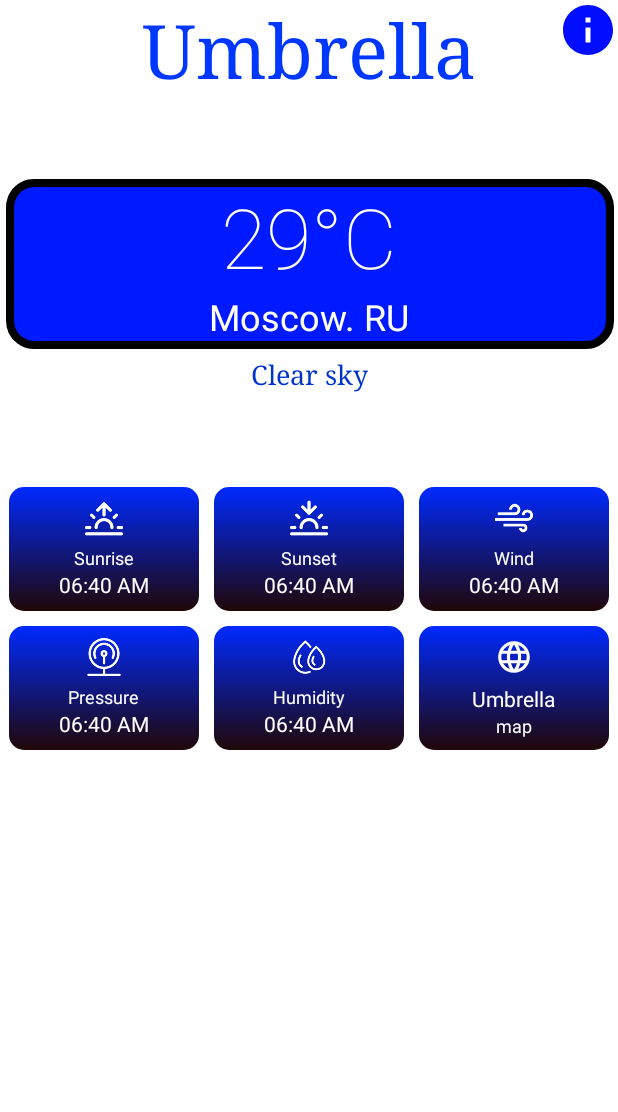
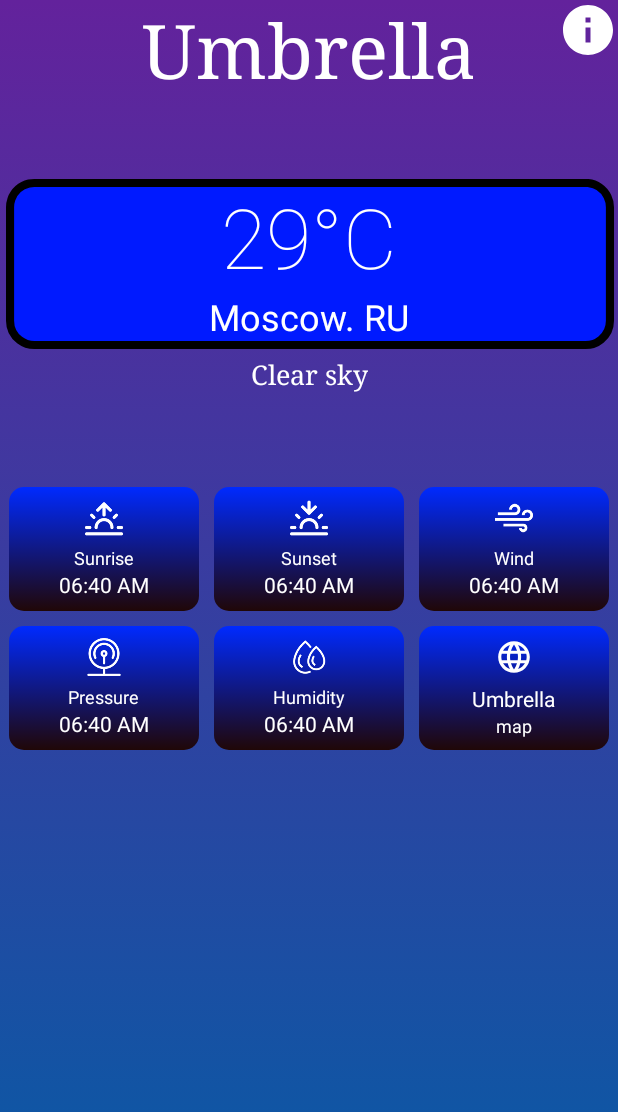
Before and after one commit to ThomasMSHKV/Umbrella, an Android app: the fragment FirstFragment shown on its own in the app's theme, on a phone screen of 412 x 824 dp. Shown: the top 1112 px of the screen. Run offline under Robolectric (Android 15) with nearby library versions, the light colour scheme and no system bars.

Commit message:
new Background(blue)

```diff
--- a/app/src/main/java/com/example/umbrella/ui/MainActivity.kt
+++ b/app/src/main/java/com/example/umbrella/ui/MainActivity.kt
@@ -16,8 +16,6 @@ class MainActivity : AppCompatActivity() {
             .add(R.id.fragmentContainer,StartFragment())
             .commit()
 
-
-
     }
 
 }
--- /dev/null
+++ b/app/src/main/res/drawable-v24/style_background.xml
@@ -0,0 +1,13 @@
+<?xml version="1.0" encoding="utf-8"?>
+<selector xmlns:android="http://schemas.android.com/apk/res/android">
+    <item>
+        <shape
+            android:shape="rectangle">
+
+            <gradient
+                android:startColor="#075BA5"
+                android:endColor="#63229C"
+                android:angle="90"/>
+        </shape>
+    </item>
+</selector>
--- a/app/src/main/res/drawable/edits.xml
+++ b/app/src/main/res/drawable/edits.xml
@@ -5,7 +5,7 @@
         <shape
             android:shape="rectangle">
             <solid
-                android:color="#17119C"/>
+                android:color="#2D298F"/>
             <corners
                 android:radius="35dp"/>
             <size
@@ -25,7 +25,7 @@
         <shape
             android:shape="rectangle">
             <solid
-                android:color="#080467"/>
+                android:color="#1D1A6E"/>
             <corners
                 android:radius="35dp"/>
             <size
--- a/app/src/main/res/drawable/info_bt.xml
+++ b/app/src/main/res/drawable/info_bt.xml
@@ -3,7 +3,7 @@
     android:height="24dp"
     android:viewportWidth="24"
     android:viewportHeight="24"
-    android:tint="#000DFF">
+    android:tint="#FFFFFF">
   <path
 
       android:fillColor="@android:color/primary_text_light_nodisable"
--- a/app/src/main/res/layout/fragment_first.xml
+++ b/app/src/main/res/layout/fragment_first.xml
@@ -5,7 +5,7 @@
     xmlns:tools="http://schemas.android.com/tools"
     android:layout_width="match_parent"
     android:layout_height="match_parent"
-    android:background="#FFFFFF"
+    android:background="@drawable/style_background"
     tools:context=".fragments.FirstFragment">
 
     <Button
@@ -35,7 +35,7 @@
         android:layout_height="wrap_content"
         android:fontFamily="serif"
         android:text="Umbrella"
-        android:textColor="#0037FF"
+        android:textColor="#FFFFFF"
         android:textSize="50sp"
         app:layout_constraintEnd_toEndOf="parent"
         app:layout_constraintStart_toStartOf="parent"
@@ -72,7 +72,7 @@
         android:layout_width="wrap_content"
         android:layout_height="wrap_content"
         android:text="Clear sky"
-        android:textColor="#0033CC"
+        android:textColor="#FFFFFF"
         android:textSize="18dp"
         android:fontFamily="serif"
         android:layout_marginTop="10dp"
@@ -105,7 +105,7 @@
                 android:layout_width="0dp"
                 android:layout_height="wrap_content"
                 android:layout_weight="1"
-                android:background="@drawable/info_bacground"
+                android:background="@drawable/design_background"
                 android:gravity="center"
                 android:orientation="vertical"
                 android:padding="8dp">
@@ -148,7 +148,7 @@
                 android:layout_width="0dp"
                 android:layout_height="wrap_content"
                 android:layout_weight="1"
-                android:background="@drawable/info_bacground"
+                android:background="@drawable/design_background"
                 android:gravity="center"
                 android:orientation="vertical"
                 android:padding="8dp">
@@ -188,7 +188,7 @@
                 android:layout_width="0dp"
                 android:layout_height="wrap_content"
                 android:layout_weight="1"
-                android:background="@drawable/info_bacground"
+                android:background="@drawable/design_background"
                 android:gravity="center"
                 android:orientation="vertical"
                 android:padding="8dp">
@@ -197,7 +197,7 @@
                     android:layout_width="25dp"
                     android:layout_height="25dp"
                     android:src="@drawable/wind"
-                    app:tint="#FFFFFF" />
+                    app:tint="#FFFFFF"/>
 
                 <Space
                     android:layout_width="wrap_content"
@@ -235,7 +235,7 @@
                 android:layout_width="0dp"
                 android:layout_height="wrap_content"
                 android:layout_weight="1"
-                android:background="@drawable/info_bacground"
+                android:background="@drawable/design_background"
                 android:gravity="center"
                 android:orientation="vertical"
                 android:padding="8dp">
@@ -255,7 +255,7 @@
                     android:layout_height="wrap_content"
                     android:text="Pressure"
                     android:textColor="@android:color/white"
-                    android:textSize="12dp" />
+                    android:textSize="12dp"/>
 
                 <TextView
                     android:id="@+id/pressure"
@@ -263,19 +263,19 @@
                     android:layout_height="wrap_content"
                     android:text="06:40 AM"
                     android:textColor="@android:color/white"
-                    android:textSize="14dp" />
+                    android:textSize="14dp"/>
 
             </LinearLayout>
 
             <Space
                 android:layout_width="10dp"
-                android:layout_height="wrap_content" />
+                android:layout_height="wrap_content"/>
 
             <LinearLayout
                 android:layout_width="0dp"
                 android:layout_height="wrap_content"
                 android:layout_weight="1"
-                android:background="@drawable/info_bacground"
+                android:background="@drawable/design_background"
                 android:gravity="center"
                 android:orientation="vertical"
                 android:padding="8dp">
@@ -284,18 +284,18 @@
                     android:layout_width="25dp"
                     android:layout_height="25dp"
                     android:src="@drawable/humidity"
-                    app:tint="#FFFFFF" />
+                    app:tint="#FFFFFF"/>
 
                 <Space
                     android:layout_width="wrap_content"
-                    android:layout_height="5dp" />
+                    android:layout_height="5dp"/>
 
                 <TextView
                     android:layout_width="wrap_content"
                     android:layout_height="wrap_content"
                     android:text="Humidity"
                     android:textColor="@android:color/white"
-                    android:textSize="12dp" />
+                    android:textSize="12dp"/>
 
                 <TextView
                     android:id="@+id/humidity"
@@ -316,7 +316,7 @@
                 android:layout_width="0dp"
                 android:layout_height="wrap_content"
                 android:layout_weight="1"
-                android:background="@drawable/info_bacground"
+                android:background="@drawable/design_background"
                 android:gravity="center"
                 android:clickable="true"
                 android:focusable="true"
@@ -346,7 +346,7 @@
                     android:layout_height="wrap_content"
                     android:text="map"
                     android:textColor="@android:color/white"
-                    android:textSize="12dp" />
+                    android:textSize="12dp"/>
             </LinearLayout>
 
         </LinearLayout>
@@ -359,7 +359,7 @@
         android:layout_height="wrap_content"
         android:layout_centerInParent="true"
         android:visibility="gone"
-        tools:ignore="MissingConstraints" />
+        tools:ignore="MissingConstraints"/>
 
     <TextView
         android:id="@+id/errorText"
--- a/app/src/main/res/layout/fragment_navigation.xml
+++ b/app/src/main/res/layout/fragment_navigation.xml
@@ -9,7 +9,7 @@
         android:id="@+id/fragment_holder"
         android:layout_width="match_parent"
         android:layout_height="match_parent"
-        android:background="#037DFF"
+        android:background="@drawable/style_background"
         app:layout_constraintBottom_toBottomOf="parent"
         app:layout_constraintEnd_toEndOf="parent"
         app:layout_constraintStart_toStartOf="parent"
```
Also changed, not shown: app/src/main/res/drawable/design_background.xml (renamed from app/src/main/res/drawable/info_bacground.xml).
